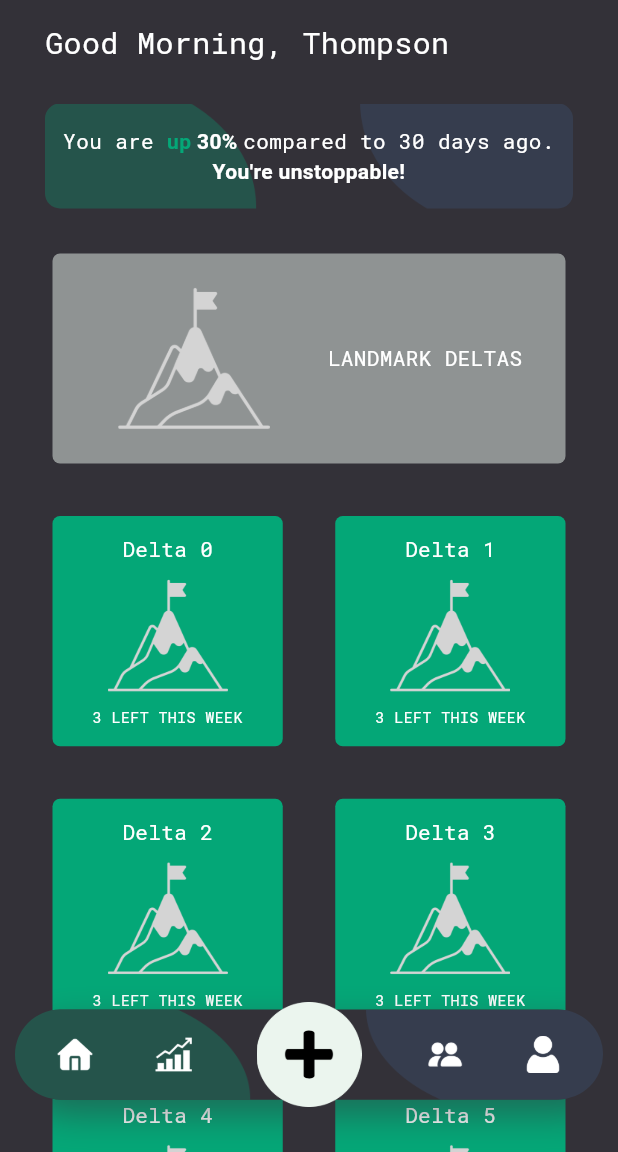
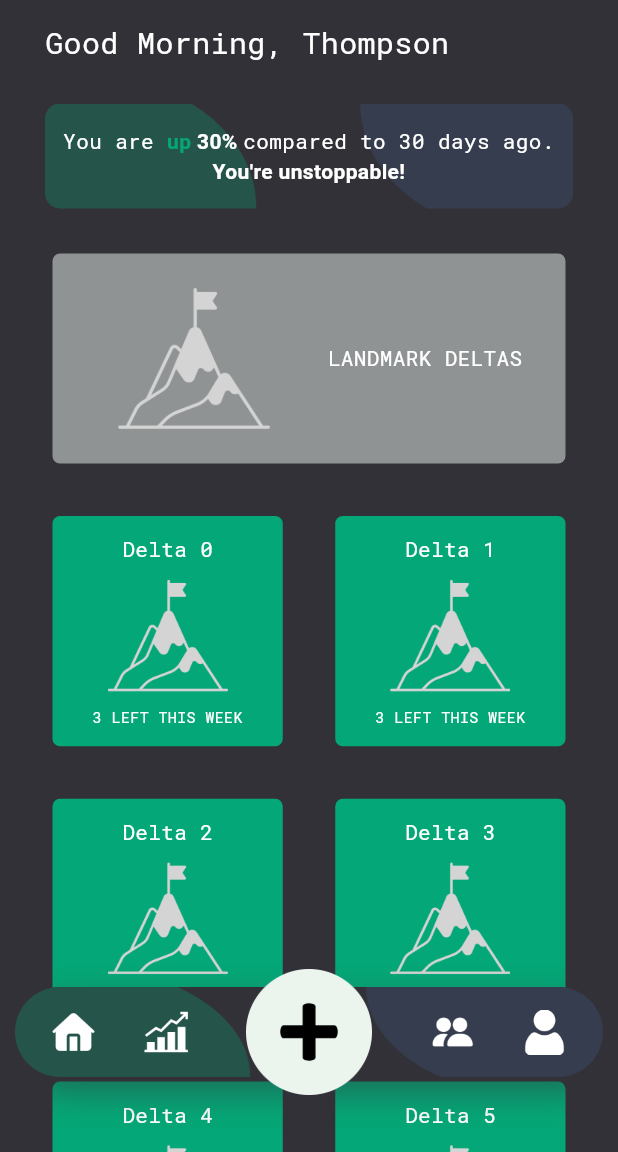
Before and after one commit to ItsThompson/neo_delta, a Flutter app: the screen it shows after launch, on a phone screen of 412 x 824 dp, the part 84-1236 px from its top. Run offline on Flutter 3.47's test engine with Material 3 defaults, Android fonts, the phone set to English and light mode, and no system bars; our stand-ins replace fl_chart, go_router.

Commit message:
feat(newDelta): New recurring/landmark delta pages done, newDelta button now FAB
FloatingActionButton(FAB):https://api.flutter.dev/flutter/material/FloatingActionButton-class.html

```diff
--- a/lib/routes/router_config.dart
+++ b/lib/routes/router_config.dart
@@ -1,8 +1,10 @@
 import 'package:flutter/material.dart';
 import 'package:go_router/go_router.dart';
 import 'package:neo_delta/pages/home_page.dart';
+import 'package:neo_delta/pages/new_landmark_delta.dart';
+import 'package:neo_delta/pages/new_recurring_delta.dart';
 import 'package:neo_delta/pages/stats_page.dart';
-import 'package:neo_delta/widgets/bottom_nav_bar.dart';
+import 'package:neo_delta/widgets/navbar/bottom_nav_bar.dart';
 
 final GoRouter router = GoRouter(
   initialLocation: "/",
@@ -33,6 +35,14 @@ final GoRouter router = GoRouter(
           builder: (context, state) => const StatsPage(),
         ),
       ],
-    )
+    ),
+    GoRoute(
+      path: "/new-recurring-delta",
+      builder: (context, state) => const NewRecurringPage(),
+    ),
+    GoRoute(
+      path: "/new-landmark-delta",
+      builder: (context, state) => const NewLandmarkPage(),
+    ),
   ],
 );
--- a/lib/widgets/bottom_nav_bar.dart
+++ /dev/null
@@ -1,101 +0,0 @@
-import 'package:flutter/material.dart';
-import 'package:go_router/go_router.dart';
-import 'package:neo_delta/main_theme.dart';
-
-class NavBarItem {
-  final String name;
-  final String imageSrc;
-  final String route;
-
-  NavBarItem({required this.name, required this.imageSrc, required this.route});
-}
-
-List<NavBarItem> bottomNavBarItems = [
-  NavBarItem(name: "Home", imageSrc: "assets/navbar/Home.png", route: "/"),
-  NavBarItem(
-      name: "Stats", imageSrc: "assets/navbar/Stats.png", route: "/stats"),
-  NavBarItem(
-      name: "New Delta", imageSrc: "assets/navbar/NewDelta.png", route: "/"),
-  NavBarItem(name: "Social", imageSrc: "assets/navbar/Social.png", route: "/"),
-  NavBarItem(
-      name: "Profile", imageSrc: "assets/navbar/Profile.png", route: "/"),
-];
-
-class BottomNavBar extends StatefulWidget {
-  const BottomNavBar({super.key});
-
-  @override
-  State<BottomNavBar> createState() => _BottomNavBarState();
-}
-
-class _BottomNavBarState extends State<BottomNavBar> {
-  @override
-  Widget build(BuildContext context) {
-    return SafeArea(
-        child: Container(
-            height: 70,
-            margin: const EdgeInsets.only(left: 10, right: 10, bottom: 30),
-            child: Stack(
-              children: <Widget>[
-                // Background
-                Container(
-                  margin: const EdgeInsets.symmetric(vertical: 5),
-                  height: 60,
-                  decoration: BoxDecoration(
-                      image: const DecorationImage(
-                          image: AssetImage("assets/navbar/navbarbg.png"),
-                          fit: BoxFit.fill),
-                      color: mainTheme.colorScheme.surface,
-                      borderRadius: const BorderRadius.all(Radius.circular(40)),
-                      boxShadow: [
-                        BoxShadow(
-                          color: mainTheme.colorScheme.surface.withOpacity(0.5),
-                          offset: const Offset(5, 10),
-                          blurRadius: 20,
-                        )
-                      ]),
-                ),
-                // Buttons
-                Container(
-                  padding: const EdgeInsets.symmetric(horizontal: 15),
-                  child: Row(
-                    mainAxisAlignment: MainAxisAlignment.spaceBetween,
-                    // Individual Button
-                    children: List.generate(bottomNavBarItems.length, (index) {
-                      double boxSize = 50;
-                      double edgeInset = 12.5;
-                      // Middle Button
-                      if (index == 2) {
-                        boxSize = 100;
-                        edgeInset = 0;
-                      }
-                      return SizedBox(
-                          height: boxSize,
-                          width: boxSize,
-                          child: GestureDetector(
-                            onTap: () {
-                              final String currentUri = GoRouter.of(context)
-                                  .routerDelegate
-                                  .currentConfiguration
-                                  .last
-                                  .route
-                                  .path
-                                  .toString();
-                              if (currentUri !=
-                                  bottomNavBarItems[index].route) {
-                                context.replace(bottomNavBarItems[index].route);
-                              }
-                            },
-                            child: Container(
-                              margin: EdgeInsets.all(edgeInset),
-                              child: Image.asset(
-                                  bottomNavBarItems[index].imageSrc),
-                            ),
-                          ));
-                    }),
-                  ),
-                )
-              ],
-            )));
-  }
-}
--- /dev/null
+++ b/lib/widgets/navbar/bottom_nav_bar.dart
@@ -0,0 +1,212 @@
+import 'package:flutter/material.dart';
+import 'package:go_router/go_router.dart';
+import 'package:neo_delta/main_theme.dart';
+
+class NavBarItem {
+  final String name;
+  final String imageSrc;
+  final String route;
+
+  NavBarItem({required this.name, required this.imageSrc, required this.route});
+}
+
+List<NavBarItem> bottomLeftNavBarItems = [
+  NavBarItem(name: "Home", imageSrc: "assets/navbar/Home.png", route: "/"),
+  NavBarItem(
+      name: "Stats", imageSrc: "assets/navbar/Stats.png", route: "/stats"),
+];
+
+List<NavBarItem> bottomRightNavBarItems = [
+  NavBarItem(name: "Social", imageSrc: "assets/navbar/Social.png", route: "/"),
+  NavBarItem(
+      name: "Profile", imageSrc: "assets/navbar/Profile.png", route: "/"),
+];
+
+class BottomNavBar extends StatefulWidget {
+  const BottomNavBar({super.key});
+
+  @override
+  State<BottomNavBar> createState() => _BottomNavBarState();
+}
+
+class _BottomNavBarState extends State<BottomNavBar> {
+  @override
+  Widget build(BuildContext context) {
+    double padding = 40;
+    double actionButtonSize = 100;
+    return SafeArea(
+        child: Container(
+            height: actionButtonSize,
+            margin: const EdgeInsets.only(left: 10, right: 10, bottom: 30),
+            child: Stack(
+              children: <Widget>[
+                // Background
+                Container(
+                  margin: EdgeInsets.symmetric(vertical: padding / 2),
+                  height: actionButtonSize - padding,
+                  decoration: BoxDecoration(
+                      image: const DecorationImage(
+                          image: AssetImage("assets/navbar/navbarbg.png"),
+                          fit: BoxFit.fill),
+                      color: mainTheme.colorScheme.surface,
+                      borderRadius: const BorderRadius.all(Radius.circular(40)),
+                      boxShadow: [
+                        BoxShadow(
+                          color: mainTheme.colorScheme.surface.withOpacity(0.5),
+                          offset: const Offset(5, 10),
+                          blurRadius: 20,
+                        )
+                      ]),
+                ),
+                // Buttons
+                Container(
+                  padding: const EdgeInsets.symmetric(horizontal: 15),
+                  alignment: Alignment.center,
+                  child: Row(
+                    mainAxisAlignment: MainAxisAlignment.spaceBetween,
+                    // Individual Button
+                    children: List.generate(
+                        bottomLeftNavBarItems.length +
+                            bottomRightNavBarItems.length +
+                            1, (index) {
+                      double iconSize = 30;
+                      int indexForItemList = index % 3;
+
+                      // Middle Button
+                      if (index == 2) {
+                        return FloatingNewDeltaButton(
+                            actionButtonSize: actionButtonSize);
+                        // return SizedBox.square(dimension: iconSize);
+                      }
+
+                      List<NavBarItem> itemList = bottomLeftNavBarItems;
+                      if (index > 2) {
+                        itemList = bottomRightNavBarItems;
+                      }
+
+                      return IconButton(
+                          onPressed: () {
+                            final String currentUri = GoRouter.of(context)
+                                .routerDelegate
+                                .currentConfiguration
+                                .last
+                                .route
+                                .path
+                                .toString();
+                            if (currentUri !=
+                                itemList[indexForItemList].route) {
+                              context.replace(itemList[indexForItemList].route);
+                            }
+                          },
+                          style: IconButton.styleFrom(
+                            splashFactory: NoSplash.splashFactory,
+                          ),
+                          icon: Image.asset(
+                            itemList[indexForItemList].imageSrc,
+                            width: iconSize,
+                          ));
+                    }),
+                  ),
+                )
+              ],
+            )));
+  }
+}
+
+class FloatingNewDeltaButton extends StatefulWidget {
+  final double actionButtonSize;
+  const FloatingNewDeltaButton({super.key, required this.actionButtonSize});
+
+  @override
+  State<FloatingNewDeltaButton> createState() => _FloatingNewDeltaButtonState();
+}
+
+class _FloatingNewDeltaButtonState extends State<FloatingNewDeltaButton> {
+  String iconSrc = "assets/navbar/NewDelta.png";
+  @override
+  Widget build(BuildContext context) {
+    return IconButton(
+        onPressed: () {
+          newDeltaButtonBottomModal(context);
+        },
+        style: IconButton.styleFrom(
+          splashFactory: NoSplash.splashFactory,
+        ),
+        icon: Image.asset(
+          iconSrc,
+          height: widget.actionButtonSize,
+          width: widget.actionButtonSize,
+        ));
+  }
+}
+
+Future<void> newDeltaButtonBottomModal(BuildContext context) {
+  return showModalBottomSheet<void>(
+    useRootNavigator: true,
+    context: context,
+    isScrollControlled: true,
+    isDismissible: true,
+    enableDrag: false,
+    shape: const RoundedRectangleBorder(
+      borderRadius: BorderRadius.vertical(top: Radius.circular(25)),
+    ),
+    builder: (BuildContext context) {
+      return SafeArea(
+          child: Container(
+        padding: const EdgeInsets.symmetric(horizontal: 30, vertical: 30),
+        height: 215,
+        width: double.infinity,
+        child: Column(
+          crossAxisAlignment: CrossAxisAlignment.stretch,
+          children: <Widget>[
+            Center(
+              child: Container(
+                width: 50,
+                height: 4,
+                decoration: BoxDecoration(
+                  borderRadius: BorderRadius.circular(100),
+                  color: mainTheme.colorScheme.inversePrimary.withOpacity(0.5),
+                ),
+              ),
+            ),
+            Container(
+              margin: const EdgeInsets.only(top: 15),
+              child: const Text('Select Delta Type',
+                  style: TextStyle(fontWeight: FontWeight.bold, fontSize: 24)),
+            ),
+            ElevatedButton.icon(
+                onPressed: () {
+                  Navigator.pop(context);
+                  context.push("/new-recurring-delta");
+                },
+                icon: Image.asset("assets/icons/recurring.png", width: 25),
+                style: ButtonStyle(
+                    backgroundColor: MaterialStatePropertyAll(
+                        mainTheme.colorScheme.secondary)),
+                label: Text(
+                  "New Recurring Delta",
+                  style: TextStyle(
+                      color: mainTheme.colorScheme.inversePrimary,
+                      fontSize: 20),
+                )),
+            ElevatedButton.icon(
+                onPressed: () {
+                  Navigator.pop(context);
+                  context.push("/new-landmark-delta");
+                },
+                icon: Image.asset("assets/landmark.png", width: 25),
+                style: ButtonStyle(
+                    backgroundColor: MaterialStatePropertyAll(
+                        mainTheme.colorScheme.secondary)),
+                label: Text(
+                  "New Landmark Delta",
+                  style: TextStyle(
+                      color: mainTheme.colorScheme.inversePrimary,
+                      fontSize: 20),
+                )),
+          ],
+        ),
+      ));
+    },
+  );
+}
--- a/pubspec.yaml
+++ b/pubspec.yaml
@@ -64,6 +64,7 @@ flutter:
   # To add assets to your application, add an assets section, like this:
   assets:
     - assets/navbar/
+    - assets/icons/
     - assets/landmark.png
   #   - images/a_dot_burr.jpeg
   #   - images/a_dot_ham.jpeg
```
Also changed, not shown: lib/pages/new_landmark_delta.dart (added, +156 -0 lines), lib/pages/new_recurring_delta.dart (added, +228 -0 lines), lib/widgets/stats/stats_filter_bottom_modal.dart (+26 -5 lines), assets/icons/recurring.png (added), lib/pages/stats_page.dart (line endings or trailing spaces). Lines whose indentation alone changed are shown as unchanged.
